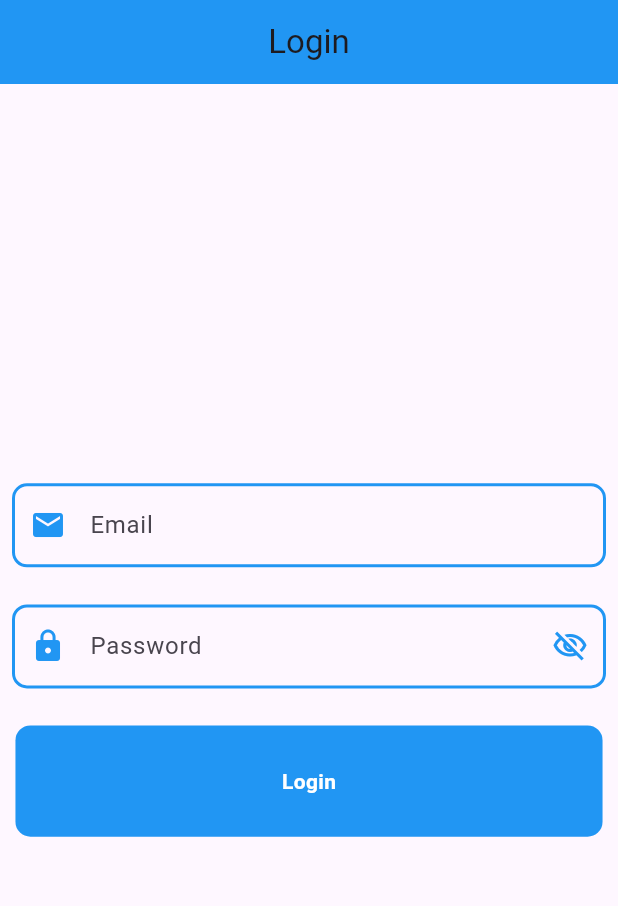
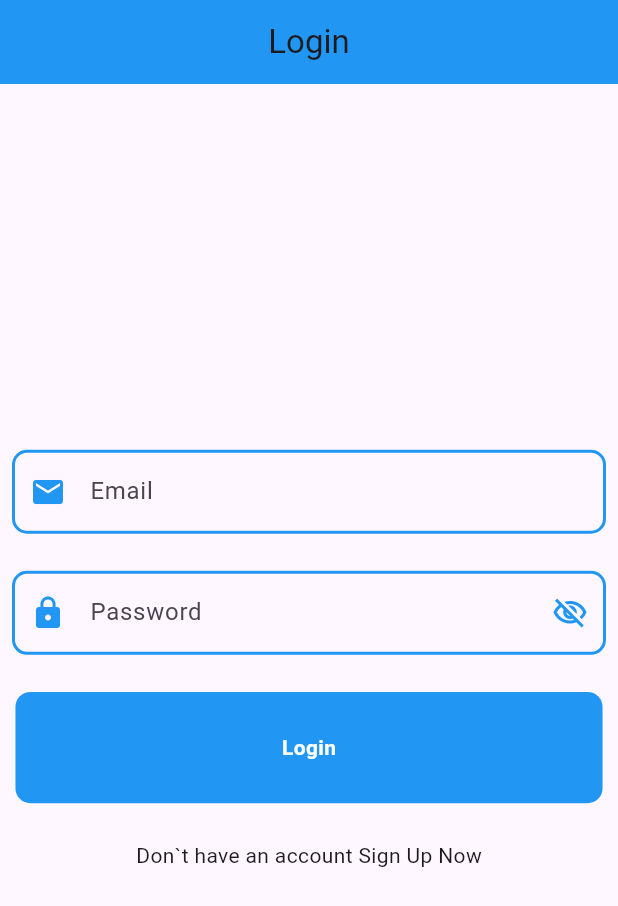
Before and after one commit to Usman-504/mvvm, a Flutter app: the screen it shows after launch, on a phone screen of 412 x 824 dp. Shown: the top 906 px of the screen. Run offline on Flutter 3.47's test engine with Material 3 defaults, Android fonts, the phone set to English and light mode, and no system bars; our stand-ins replace another_flushbar, fluttertoast.

Commit message:
Sign Up Screen

```diff
--- a/lib/utils/routes/routes.dart
+++ b/lib/utils/routes/routes.dart
@@ -1,16 +1,19 @@
 import 'package:flutter/material.dart';
 import 'package:mvvm/utils/routes/routes_name.dart';
-import 'package:mvvm/view/home_screen.dart';
-import 'package:mvvm/view/login_screen.dart';
+import 'package:mvvm/view/home_view.dart';
+import 'package:mvvm/view/login_view.dart';
+import 'package:mvvm/view/signup_view.dart';
 
 class Routes {
 
   static Route<dynamic> generateRoute(RouteSettings settings){
     switch(settings.name){
       case RoutesName.home:
-        return MaterialPageRoute(builder: (_)=>const HomeScreen());
+        return MaterialPageRoute(builder: (_)=>const HomeView());
       case RoutesName.login:
-        return MaterialPageRoute(builder: (_)=>const LoginScreen());
+        return MaterialPageRoute(builder: (_)=>const LoginView());
+      case RoutesName.signUp:
+        return MaterialPageRoute(builder: (_)=>const SignupView());
       default:
         return MaterialPageRoute(builder: (_){
           return const  Scaffold(
--- a/lib/utils/routes/routes_name.dart
+++ b/lib/utils/routes/routes_name.dart
@@ -1,5 +1,7 @@
 class RoutesName {
   static const String login = 'login_screen';
 
+  static const String signUp = 'signUp_screen';
+
   static const String home = 'home_screen';
 }
--- a/lib/view/login_screen.dart
+++ b/lib/view/login_view.dart
@@ -7,15 +7,16 @@ import 'package:mvvm/view_model/auth_view_model.dart';
 import 'package:provider/provider.dart';
 
 import '../res/components/custom_textfield.dart';
+import '../utils/routes/routes_name.dart';
 
-class LoginScreen extends StatefulWidget {
-  const LoginScreen({super.key});
+class LoginView extends StatefulWidget {
+  const LoginView({super.key});
 
   @override
-  State<LoginScreen> createState() => _LoginScreenState();
+  State<LoginView> createState() => _LoginViewState();
 }
 
-class _LoginScreenState extends State<LoginScreen> {
+class _LoginViewState extends State<LoginView> {
   final TextEditingController _emailController = TextEditingController();
   final TextEditingController _passwordController = TextEditingController();
 
@@ -101,6 +102,14 @@ class _LoginScreenState extends State<LoginScreen> {
                 }
               }
             }),
+            SizedBox(
+              height: heightX * 0.03,
+            ),
+            InkWell(
+                onTap: (){
+                  Navigator.pushNamed(context, RoutesName.signUp);
+                },
+                child: Text('Don`t have an account Sign Up Now')),
           ],
         ),
       ),
```
Also changed, not shown: lib/repository/auth_repository.dart (+12 -0 lines), lib/view/home_view.dart (renamed from lib/view/home_screen.dart, +4 -4 lines), lib/view/signup_view.dart (added, +120 -0 lines), lib/view_model/auth_view_model.dart (+27 -0 lines).
